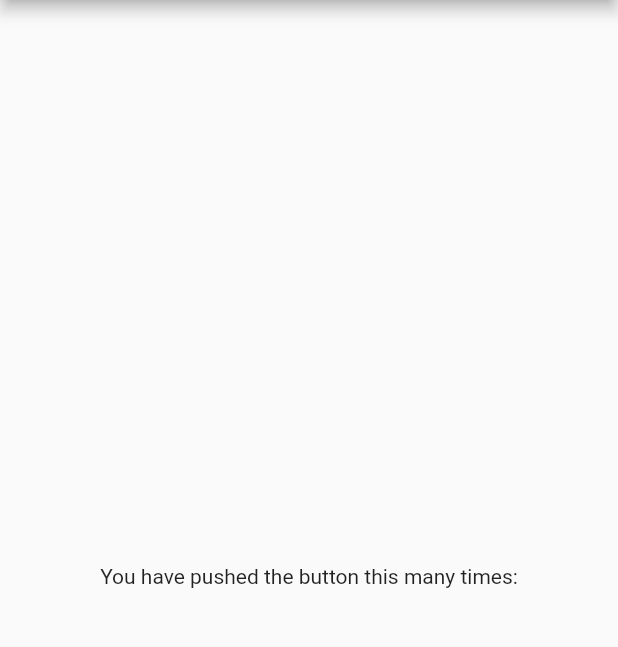
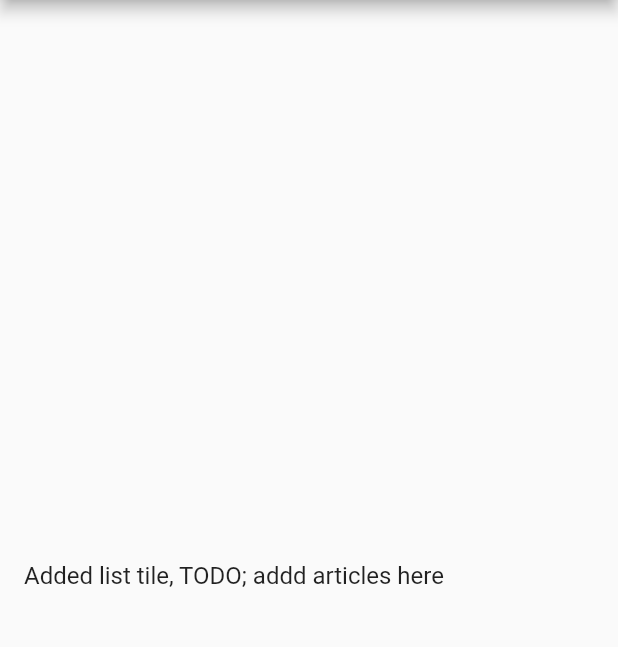
Before and after one commit to jupiterhub/news_app, a Flutter app: the screen it shows after launch, on a phone screen of 412 x 824 dp, the part 84-731 px from its top. Run offline on Flutter 3.47's test engine with Material 2 defaults, Android fonts, the phone set to English and light mode, and no system bars.

Commit message:
feat: WIP, added tap handler

```diff
--- a/lib/main.dart
+++ b/lib/main.dart
@@ -29,7 +29,6 @@ class MyHomePage extends StatefulWidget {
 }
 
 class _MyHomePageState extends State<MyHomePage> {
-
   @override
   Widget build(BuildContext context) {
     return Scaffold(
@@ -40,9 +39,12 @@ class _MyHomePageState extends State<MyHomePage> {
         child: Column(
           mainAxisAlignment: MainAxisAlignment.center,
           children: <Widget>[
-            Text(
-              'You have pushed the button this many times:',
-            ),
+            ListTile(
+              title: Text(
+                'Added list tile, TODO; addd articles here',
+              ),
+              onTap: () {},
+            )
           ],
         ),
       ),
```
